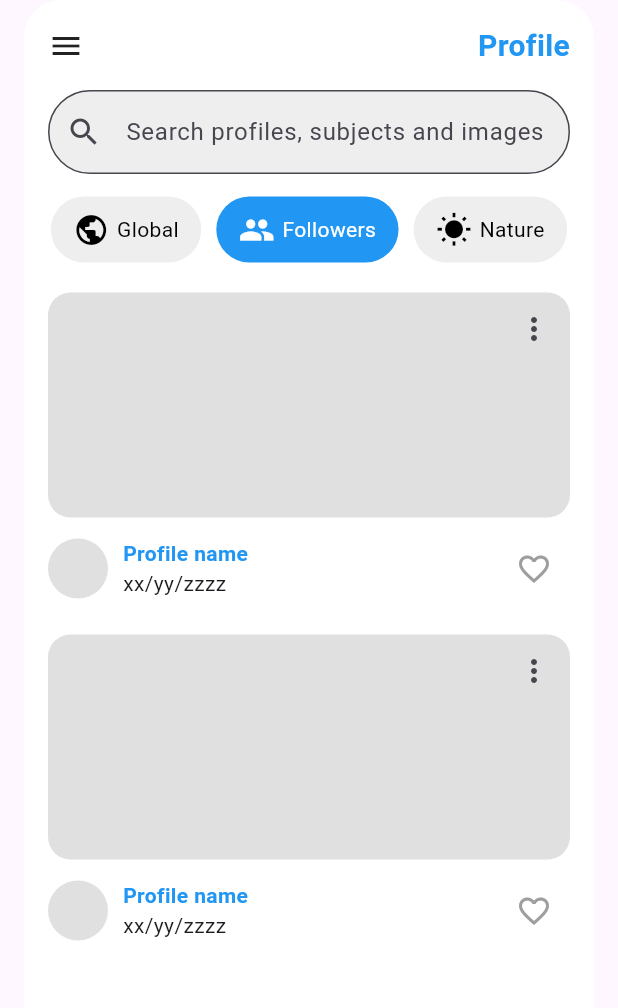
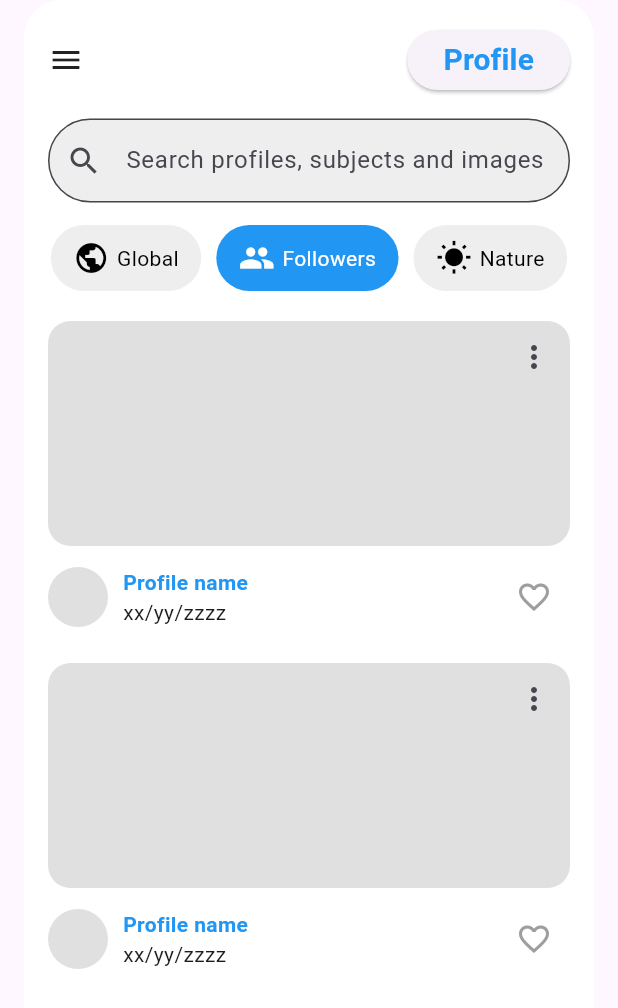
Before and after one commit to Caeso-lab/Homework-2, a Flutter app: the screen it shows after launch, on a phone screen of 412 x 824 dp. Shown: the top 1008 px of the screen. Run offline on Flutter 3.47's test engine with Material 3 defaults, Android fonts, the phone set to English and light mode, and no system bars.

```diff
--- a/lib/main.dart
+++ b/lib/main.dart
@@ -5,16 +5,18 @@ void main() {
 }
 
 class MyApp extends StatelessWidget {
+  const MyApp({super.key});
   @override
   Widget build(BuildContext context) {
     return MaterialApp(
       debugShowCheckedModeBanner: false,
-      home: ProfileScreen(),
+      home: HomeScreen(),
     );
   }
 }
 
-class ProfileScreen extends StatelessWidget {
+class HomeScreen extends StatelessWidget {
+  const HomeScreen({super.key});
   @override
   Widget build(BuildContext context) {
     return Scaffold(
@@ -36,12 +38,24 @@ class ProfileScreen extends StatelessWidget {
                   mainAxisAlignment: MainAxisAlignment.spaceBetween,
                   children: [
                     Icon(Icons.menu),
-                    Text(
-                      "Profile",
-                      style: TextStyle(
-                        fontSize: 20,
-                        fontWeight: FontWeight.bold,
-                        color: Colors.blue,
+
+
+                    ElevatedButton(
+
+                      onPressed: () {
+                        // Navigator.pop(context,
+                        // MaterialPageRoute(builder: (context) => const ProfileScreen(),),
+                        // );
+                      } ,
+
+
+                      child: Text(
+                        "Profile",
+                        style: TextStyle(
+                          fontSize: 20,
+                          fontWeight: FontWeight.bold,
+                          color: Colors.blue,
+                        ),
                       ),
                     ),
                   ],
```
